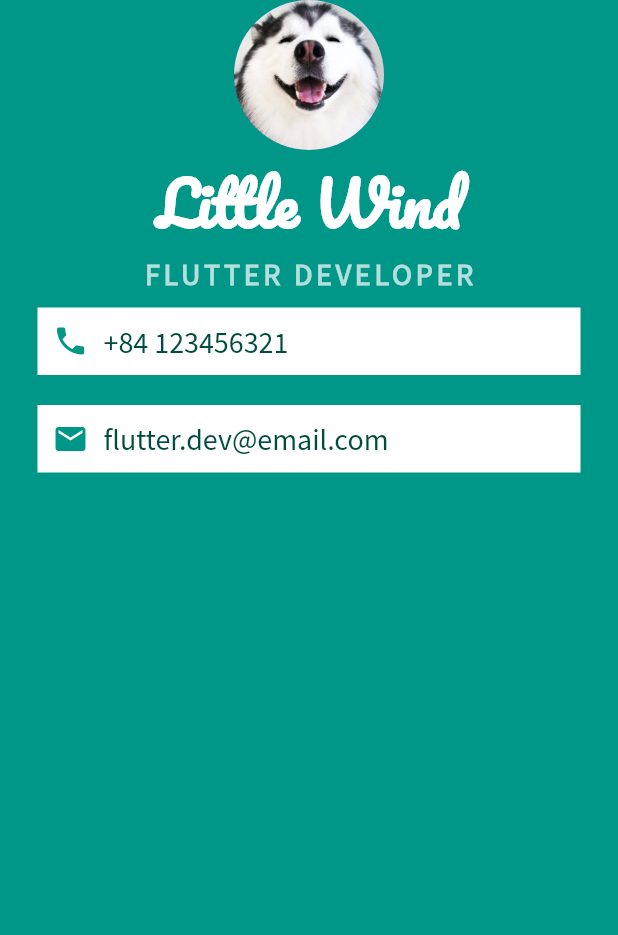
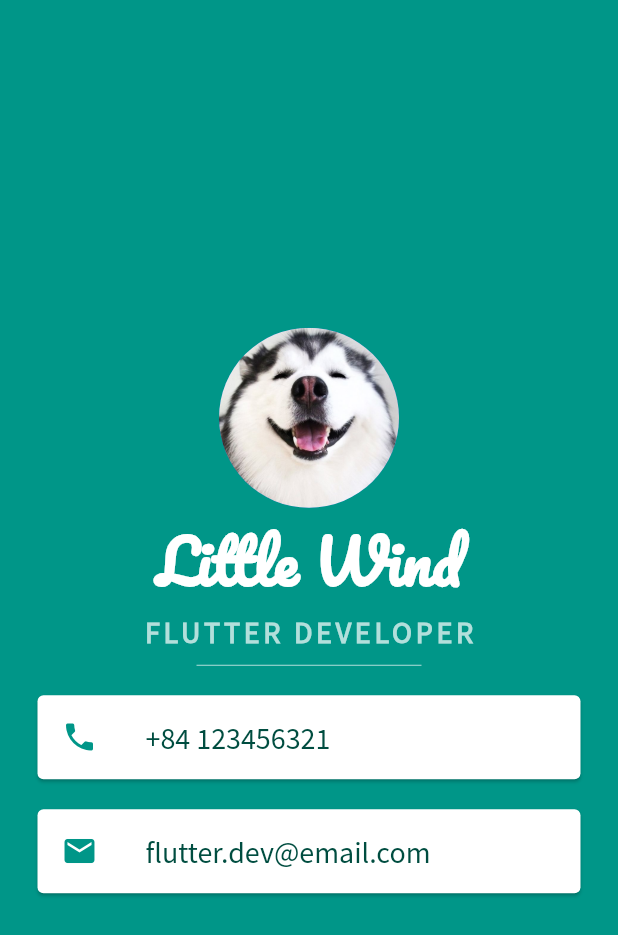
Before and after one commit to littlewind/flutter-dev-bootcamp, a Flutter app: the screen it shows after launch, on a phone screen of 412 x 824 dp. Shown: the top 935 px of the screen. Run offline on Flutter 3.47's test engine with Material 2 defaults, Android fonts, the phone set to English and light mode, and no system bars.

Commit message:
Card and ListTile

```diff
--- a/mi_card_flutter/mi_card_flutter/lib/main.dart
+++ b/mi_card_flutter/mi_card_flutter/lib/main.dart
@@ -12,9 +12,10 @@
         backgroundColor: Colors.teal,
         body: SafeArea(
           child: Column(
+            mainAxisAlignment: MainAxisAlignment.center,
             children: <Widget>[
               CircleAvatar(
-                radius: 50,
+                radius: 60,
                 backgroundImage: AssetImage('images/avatar.jpg'),
               ),
               Text(
@@ -36,23 +37,24 @@
                   fontWeight: FontWeight.bold,
                 ),
               ),
-              Container(
+              SizedBox(
+                height: 20.0,
+                width: 150.0,
+                child: Divider(
+                  color: Colors.teal[100],
+                ),
+              ),
+              Card(
                 margin: EdgeInsets.symmetric(
                   vertical: 10.0,
                   horizontal: 25.0,
                 ),
-                padding: EdgeInsets.all(10.0),
-                color: Colors.white,
-                child: Row(
-                  children: <Widget>[
-                    Icon(
+                child: ListTile(
+                  leading: Icon(
                     Icons.phone,
                     color: Colors.teal,
                   ),
-                    SizedBox(
-                      width: 10.0,
-                    ),
-                    Text(
+                  title: Text(
                     '+84 123456321',
                     style: TextStyle(
                       fontSize: 20.0,
@@ -60,26 +62,19 @@
                       color: Colors.teal.shade900,
                     ),
                   ),
-                  ],
                 ),
               ),
-              Container(
+              Card(
                 margin: EdgeInsets.symmetric(
                   vertical: 10.0,
                   horizontal: 25.0,
                 ),
-                padding: EdgeInsets.all(10.0),
-                color: Colors.white,
-                child: Row(
-                  children: <Widget>[
-                    Icon(
+                child: ListTile(
+                  leading: Icon(
                     Icons.email,
                     color: Colors.teal,
                   ),
-                    SizedBox(
-                      width: 10.0,
-                    ),
-                    Text(
+                  title: Text(
                     'flutter.dev@email.com',
                     style: TextStyle(
                       fontSize: 20.0,
@@ -87,7 +82,6 @@
                       color: Colors.teal.shade900,
                     ),
                   ),
-                  ],
                 ),
               ),
             ],
```
Lines whose indentation alone changed are shown as unchanged.
